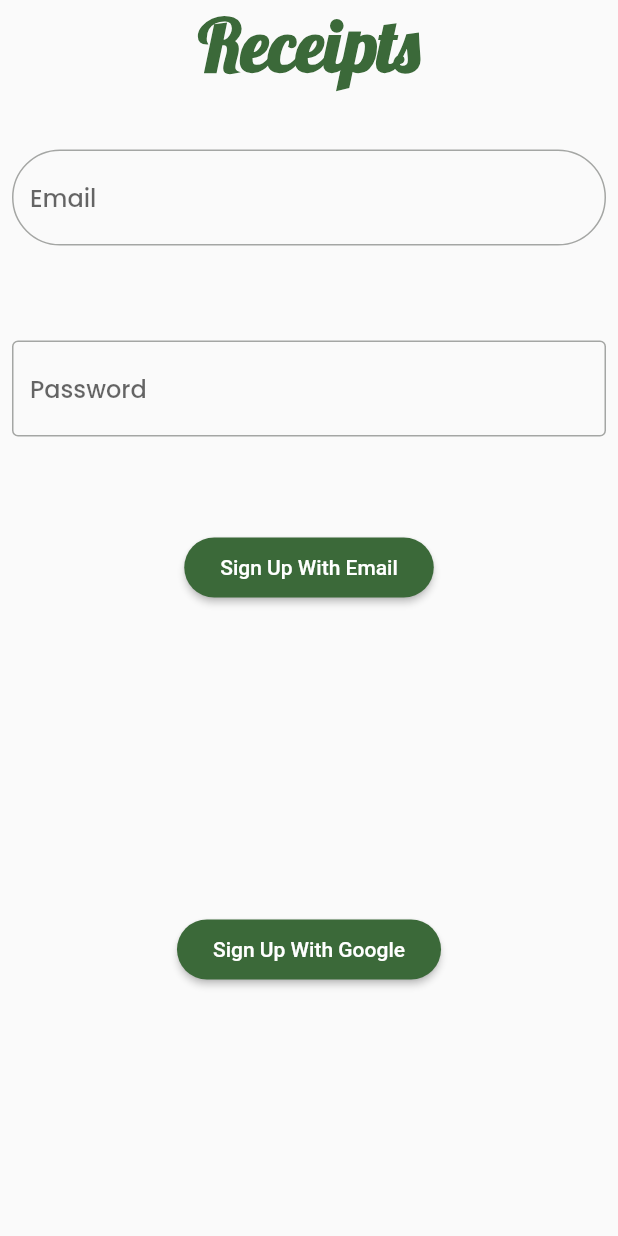
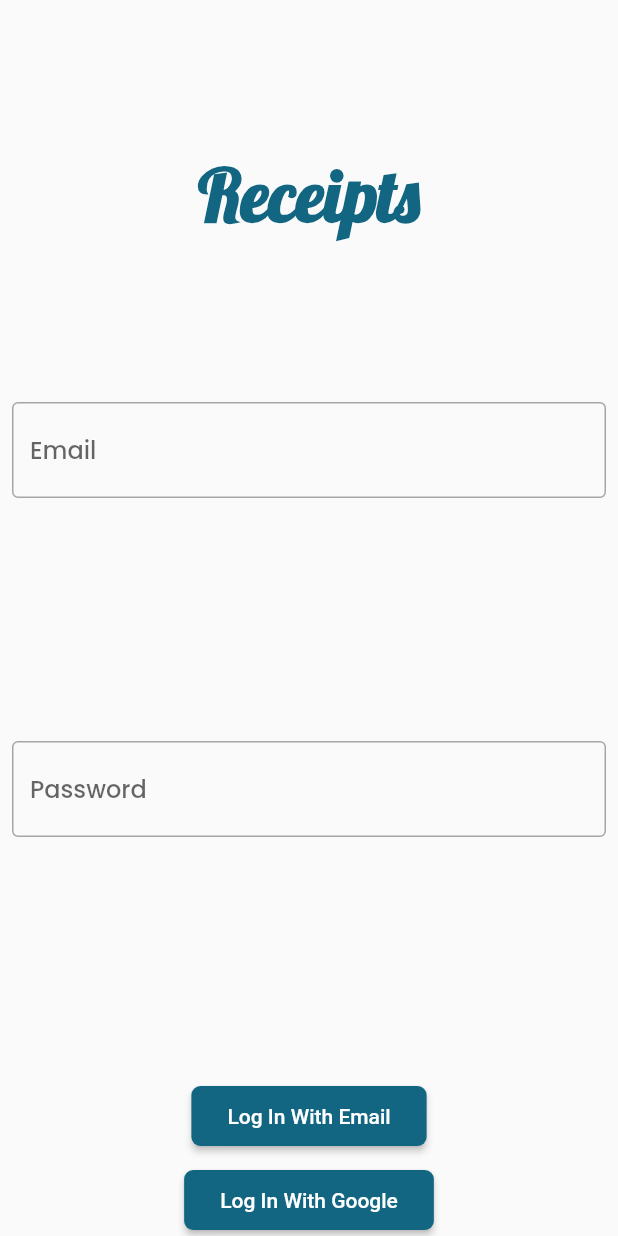
Before and after one commit to 0xba1/receipts, a Flutter app: the screen it shows after launch, on a phone screen of 412 x 824 dp. Run offline on Flutter 3.47's test engine with Material 2 defaults, Android fonts, the phone set to English and light mode, and no system bars; our stand-ins replace bloc, equatable, firebase_auth, firebase_core, flex_color_scheme, flutter_bloc and 3 more; accounts and stored records are empty; generated files the repository leaves out were written again.

Commit message:
auth go_router

```diff
--- a/lib/base/business_logic/auth/auth_bloc/auth_bloc.dart
+++ b/lib/base/business_logic/auth/auth_bloc/auth_bloc.dart
@@ -21,8 +21,15 @@ class AuthBloc extends Bloc<AuthEvent, AuthState> {
         ) {
     on<AuthUserChanged>(_onUserChanged);
     on<AuthLogOutRequested>(_onLogOutRequested);
-    _userSubscription = _authenticationRepository.user
-        .listen((user) => add(AuthUserChanged(user)));
+    on<AuthLogInWithGoogle>(_onLogInWithGoogle);
+    on<AuthLogInWithEmail>(_onLogInWithEmail);
+    on<AuthSignUpWithEmail>(_onSignUpWithEmail);
+
+    _userSubscription = _authenticationRepository.user.listen(
+      (user) => add(
+        AuthUserChanged(user),
+      ),
+    );
   }
 
   final AuthenticationRepository _authenticationRepository;
@@ -40,6 +47,28 @@ class AuthBloc extends Bloc<AuthEvent, AuthState> {
     unawaited(_authenticationRepository.logOut());
   }
 
+  void _onLogInWithGoogle(AuthLogInWithGoogle event, Emitter<AuthState> emit) {
+    unawaited(_authenticationRepository.logInWithGoogle());
+  }
+
+  void _onLogInWithEmail(AuthLogInWithEmail event, Emitter<AuthState> emit) {
+    unawaited(
+      _authenticationRepository.logInWithEmailAndPassword(
+        email: event.email,
+        password: event.password,
+      ),
+    );
+  }
+
+  void _onSignUpWithEmail(AuthSignUpWithEmail event, Emitter<AuthState> emit) {
+    unawaited(
+      _authenticationRepository.logInWithEmailAndPassword(
+        email: event.email,
+        password: event.password,
+      ),
+    );
+  }
+
   @override
   Future<void> close() {
     _userSubscription.cancel();
--- a/lib/base/business_logic/auth/auth_bloc/auth_event.dart
+++ b/lib/base/business_logic/auth/auth_bloc/auth_event.dart
@@ -9,8 +9,41 @@ abstract class AuthEvent extends Equatable {
   List<Object?> get props => [];
 }
 
-///
+/// When user attempts to log out
 class AuthLogOutRequested extends AuthEvent {}
+
+/// When user attempts to log in with google
+class AuthLogInWithGoogle extends AuthEvent {}
+
+/// When user attempts to log in with email and password
+class AuthLogInWithEmail extends AuthEvent {
+  /// When user attempts to log in with email and password
+  const AuthLogInWithEmail({
+    required this.email,
+    required this.password,
+  });
+
+  /// LogIn email
+  final String email;
+
+  /// LogIn password
+  final String password;
+}
+
+/// When user attempts to sign up with email and password
+class AuthSignUpWithEmail extends AuthEvent {
+  /// When user attempts to sign up with email and password
+  const AuthSignUpWithEmail({
+    required this.email,
+    required this.password,
+  });
+
+  /// SignUp email
+  final String email;
+
+  /// SignUp password
+  final String password;
+}
 
 ///
 class AuthUserChanged extends AuthEvent {
--- a/lib/base/views/screens/login.dart
+++ b/lib/base/views/screens/login.dart
@@ -1,15 +1,21 @@
 import 'package:flutter/material.dart';
+import 'package:flutter_bloc/flutter_bloc.dart';
 import 'package:flutter_gen/gen_l10n/app_localizations.dart';
+import 'package:receipts/base/business_logic/auth/auth_bloc/auth_bloc.dart';
 import 'package:receipts/logo.dart';
 
-class LoginScreen extends StatefulWidget {
-  const LoginScreen({Key? key}) : super(key: key);
+/// {@template login}
+/// Login Screen
+/// {@endtemplate}
+class LogInScreen extends StatefulWidget {
+  /// {@macro login}
+  const LogInScreen({Key? key}) : super(key: key);
 
   @override
-  State<LoginScreen> createState() => _LoginScreenState();
+  State<LogInScreen> createState() => _LogInScreenState();
 }
 
-class _LoginScreenState extends State<LoginScreen> {
+class _LogInScreenState extends State<LogInScreen> {
   late TextEditingController emailController;
   late TextEditingController passwordController;
 
@@ -30,13 +36,23 @@ class _LoginScreenState extends State<LoginScreen> {
 
   @override
   Widget build(BuildContext context) {
+    final authBloc = context.read<AuthBloc>();
     final logInFormKey = GlobalKey<FormState>();
     return Scaffold(
       body: SafeArea(
         child: Column(
           children: [
+            const SizedBox(
+              height: 100,
+            ),
             const Logo(),
-            Form(
+            const SizedBox(
+              height: 100,
+            ),
+            Expanded(
+              child: Padding(
+                padding: const EdgeInsets.all(8),
+                child: Form(
                   key: logInFormKey,
                   child: Column(
                     mainAxisAlignment: MainAxisAlignment.spaceBetween,
@@ -65,15 +81,27 @@ class _LoginScreenState extends State<LoginScreen> {
                           hintText: AppLocalizations.of(context)!.password,
                         ),
                       ),
+                      ElevatedButton(
+                        onPressed: () {
+                          authBloc.add(
+                            AuthLogInWithEmail(
+                              email: emailController.text,
+                              password: passwordController.text,
+                            ),
+                          );
+                        },
+                        child:
+                            Text(AppLocalizations.of(context)!.logInWithEmail),
+                      ),
                     ],
                   ),
                 ),
-            ElevatedButton(
-              onPressed: () {},
-              child: Text(AppLocalizations.of(context)!.logInWithEmail),
+              ),
             ),
             ElevatedButton(
-              onPressed: () {},
+              onPressed: () {
+                authBloc.add(AuthLogInWithGoogle());
+              },
               child: Text(AppLocalizations.of(context)!.logInWithGoogle),
             ),
           ],
--- a/lib/main.dart
+++ b/lib/main.dart
@@ -2,12 +2,11 @@ import 'package:firebase_core/firebase_core.dart';
 import 'package:flutter/material.dart';
 import 'package:flutter_bloc/flutter_bloc.dart';
 import 'package:flutter_gen/gen_l10n/app_localizations.dart';
-import 'package:go_router/go_router.dart';
 import 'package:receipts/base/business_logic/auth/auth_bloc/auth_bloc.dart';
 import 'package:receipts/base/business_logic/auth/auth_repo.dart';
-import 'package:receipts/base/views/screens/signup.dart';
 import 'package:receipts/firebase_options.dart';
 import 'package:receipts/receipt_theme.dart';
+import 'package:receipts/routes.dart';
 
 Future<void> main() {
   return BlocOverrides.runZoned(
@@ -18,7 +17,17 @@ Future<void> main() {
       );
       final authenticationRepository = AuthenticationRepository();
       await authenticationRepository.user.first;
-      runApp(App(authenticationRepository: authenticationRepository));
+      runApp(
+        RepositoryProvider.value(
+          value: authenticationRepository,
+          child: BlocProvider(
+            create: (context) => AuthBloc(
+              authenticationRepository: authenticationRepository,
+            ),
+            child: const ReceiptsApp(),
+          ),
+        ),
+      );
     },
     // blocObserver: AppBlocObserver(),
   );
@@ -27,54 +36,22 @@ Future<void> main() {
 /// ----------------------------------------------------------------------------
 /// Material App
 /// ----------------------------------------------------------------------------
-class App extends StatelessWidget {
-  /// Main app constructor
-  const App({
-    Key? key,
-    required AuthenticationRepository authenticationRepository,
-  })  : _authenticationRepository = authenticationRepository,
-        super(key: key);
-
-  final AuthenticationRepository _authenticationRepository;
+class ReceiptsApp extends StatelessWidget {
+  ///
+  const ReceiptsApp({Key? key}) : super(key: key);
 
   @override
   Widget build(BuildContext context) {
-    return RepositoryProvider.value(
-      value: _authenticationRepository,
-      child: BlocProvider(
-        create: (context) => AuthBloc(
-          authenticationRepository: _authenticationRepository,
-        ),
-        child: MaterialApp.router(
+    return MaterialApp.router(
       debugShowCheckedModeBanner: false,
       onGenerateTitle: (BuildContext context) =>
           AppLocalizations.of(context)!.title,
-          routerDelegate: _router.routerDelegate,
-          routeInformationParser: _router.routeInformationParser,
+      routerDelegate: Routes.router(context).routerDelegate,
+      routeInformationParser: Routes.router(context).routeInformationParser,
       darkTheme: ReceiptTheme.dark,
       theme: ReceiptTheme.light,
       localizationsDelegates: AppLocalizations.localizationsDelegates,
       supportedLocales: AppLocalizations.supportedLocales,
-        ),
-      ),
     );
   }
 }
-
-final _router = GoRouter(
-  routes: [
-    GoRoute(
-      path: '/',
-      builder: (BuildContext context, GoRouterState state) =>
-          const SignUpScreen(),
-    ),
-    GoRoute(
-      path: '/login',
-      builder: (BuildContext context, GoRouterState state) => const Scaffold(),
-    ),
-    GoRoute(
-      path: '/signup',
-      builder: (BuildContext context, GoRouterState state) => const Scaffold(),
-    ),
-  ],
-);
--- a/lib/receipt_theme.dart
+++ b/lib/receipt_theme.dart
@@ -1,6 +1,10 @@
+import 'package:flex_color_scheme/flex_color_scheme.dart';
 import 'package:flutter/material.dart';
 import 'package:flutter/services.dart';
 import 'package:google_fonts/google_fonts.dart';
+
+/// [ColorScheme] seed color
+Color _seedColor = const Color(0xFFB4E6FF);
 
 /// Light and dark theme of app
 class ReceiptTheme {
@@ -79,21 +83,22 @@ const TextTheme _textTheme = TextTheme(
 
 final ColorScheme _lightColorScheme = ColorScheme.fromSeed(
   // seedColor: const Color(0xFFC10000),
-  seedColor: Colors.green,
+  seedColor: _seedColor,
 );
 
 final ColorScheme _darkColorScheme = ColorScheme.fromSeed(
   // seedColor: const Color(0xFFC10000),
-  seedColor: Colors.green,
+  seedColor: _seedColor,
   brightness: Brightness.dark,
 );
 
 final ElevatedButtonThemeData _elevatedButtonThemeData =
     ElevatedButtonThemeData(
   style: ButtonStyle(
+    maximumSize: MaterialStateProperty.all(const Size(double.infinity, 50)),
     shape: MaterialStateProperty.all(
       RoundedRectangleBorder(
-        borderRadius: BorderRadius.circular(20),
+        borderRadius: BorderRadius.circular(6),
       ),
     ),
     minimumSize: MaterialStateProperty.all(const Size(120, 40)),
--- /dev/null
+++ b/lib/routes.dart
@@ -0,0 +1,60 @@
+import 'package:flutter/material.dart';
+import 'package:flutter_bloc/flutter_bloc.dart';
+import 'package:go_router/go_router.dart';
+import 'package:receipts/base/business_logic/auth/auth_bloc/auth_bloc.dart';
+import 'package:receipts/base/views/screens/login.dart';
+import 'package:receipts/base/views/screens/signup.dart';
+
+/// Navigations
+class Routes {
+  /// Navigation handler: GoRouter
+  static GoRouter router(BuildContext context) {
+    final authBloc = context.read<AuthBloc>();
+    return GoRouter(
+      refreshListenable: GoRouterRefreshStream(authBloc.stream),
+      redirect: (GoRouterState state) {
+        // Whether user is logged in
+        final isLoggedIn = authBloc.state.status == AuthStatus.authenticated;
+        // Whether user is navigating to log in screen
+        final isGoingToLogInScreen = state.location == '/login';
+        // Whether user is navigating to sign up screen
+        final isGoingToSignUpScreen = state.location == '/signup';
+
+        if (!isLoggedIn && !(isGoingToSignUpScreen || isGoingToLogInScreen)) {
+          return '/login';
+        } else if (isLoggedIn &&
+            (isGoingToSignUpScreen || isGoingToLogInScreen)) {
+          return '/';
+        } else {
+          return null;
+        }
+      },
+      routes: [
+        GoRoute(
+          path: '/',
+          pageBuilder: (BuildContext context, GoRouterState state) =>
+              MaterialPage(
+            key: state.pageKey,
+            child: const Scaffold(),
+          ),
+        ),
+        GoRoute(
+          path: '/login',
+          pageBuilder: (BuildContext context, GoRouterState state) =>
+              MaterialPage(
+            key: state.pageKey,
+            child: const LogInScreen(),
+          ),
+        ),
+        GoRoute(
+          path: '/signup',
+          pageBuilder: (BuildContext context, GoRouterState state) =>
+              MaterialPage(
+            key: state.pageKey,
+            child: const SignUpScreen(),
+          ),
+        ),
+      ],
+    );
+  }
+}
--- a/pubspec.yaml
+++ b/pubspec.yaml
@@ -8,9 +8,12 @@ environment:
 
 dependencies:
   bloc: ^8.0.3
+  cloud_firestore: ^3.1.10
   equatable: ^2.0.3
   firebase_auth: ^3.3.9
   firebase_core: ^1.13.1
+  firebase_storage: ^10.2.9
+  flex_color_scheme: ^5.0.0-dev.1
   flutter:
     sdk: flutter
   flutter_bloc: ^8.0.1
@@ -18,6 +21,7 @@ dependencies:
     sdk: flutter
   go_router: ^3.0.3
   google_fonts: ^2.3.1
+  google_mobile_ads: ^1.1.0
   google_sign_in: ^5.2.4
   hydrated_bloc: ^8.0.0
   intl: ^0.17.0
```
Also changed, not shown: lib/base/views/screens/signup.dart (+30 -5 lines), pubspec.lock, 1 other file. Lines whose indentation alone changed are shown as unchanged.
